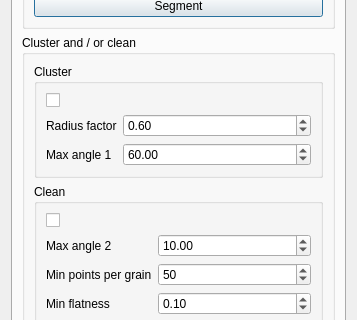
Before: the Qt Designer form ui/qG3PointDialog.ui in p-leroy/qG3Point, drawn with Qt 5; both pictures show x 0 to 357 and y 109 to 429 of the 357 by 608 pixel window.
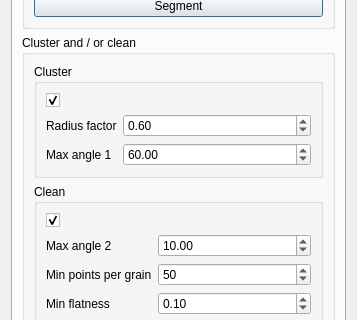
After: the same form once the commit is applied.

```diff
--- a/ui/qG3PointDialog.ui
+++ b/ui/qG3PointDialog.ui
@@ -114,6 +114,12 @@
                <property name="text">
                 <string/>
                </property>
+               <property name="checked">
+                <bool>true</bool>
+               </property>
+               <property name="tristate">
+                <bool>false</bool>
+               </property>
               </widget>
              </item>
             </layout>
@@ -178,6 +184,9 @@
                <property name="text">
                 <string/>
                </property>
+               <property name="checked">
+                <bool>true</bool>
+               </property>
               </widget>
              </item>
             </layout>
```
